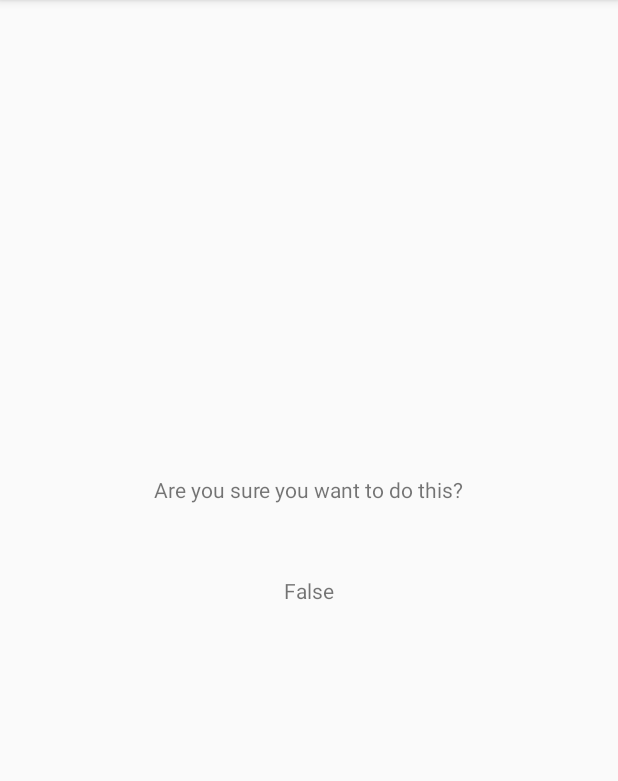
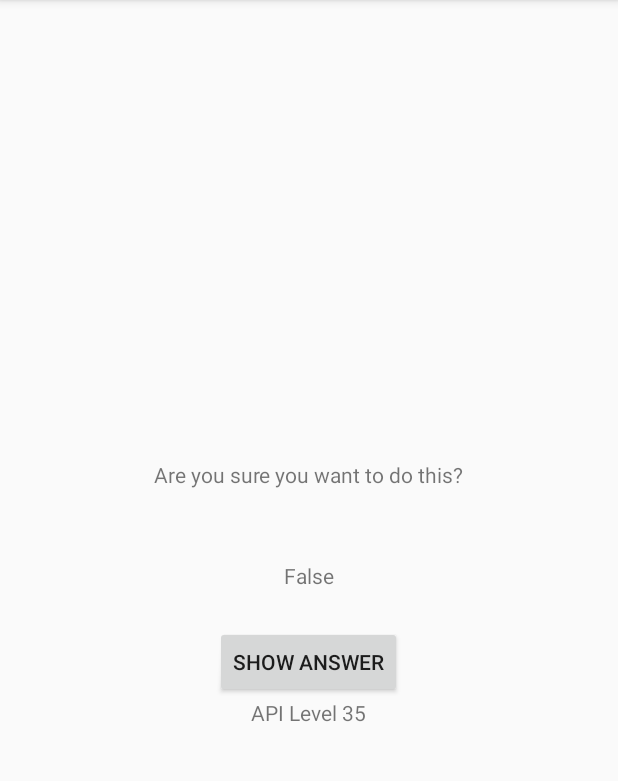
Before and after one commit to Mionekos/GeoQuiz, an Android app: the CheatActivity screen opened directly, with no data from a screen before it, after a tap on "SHOW ANSWER", on a phone screen of 412 x 824 dp, the part 84-865 px from its top. Run offline under Robolectric (Android 15) with nearby library versions, the phone set to English and light mode, and no system bars.

Commit message:
show api lvl device

```diff
--- a/app/src/main/java/com/mizzio/geoquiz/geoquiz/CheatActivity.java
+++ b/app/src/main/java/com/mizzio/geoquiz/geoquiz/CheatActivity.java
@@ -25,6 +25,7 @@ public class CheatActivity extends AppCompatActivity {
     private TextView mAnswerTextView;
     private Button mShowAnswerButton;
     private boolean mRememberAnswer;
+    private TextView mShowAPIDevice;
 
     public static Intent newIntent(Context packageContext, boolean answerIsTrue){
         Intent intent = new Intent(packageContext,CheatActivity.class);
@@ -53,7 +54,8 @@ public class CheatActivity extends AppCompatActivity {
         mAnswerTextView.setText(text);
         setShowAnswerResult(mRememberAnswer);
 
-
+        mShowAPIDevice = findViewById(R.id.show_api_device);
+        mShowAPIDevice.setText("API Level "+String.valueOf(Build.VERSION.SDK_INT));
 
         mShowAnswerButton = findViewById(R.id.show_answer_button);
         mShowAnswerButton.setOnClickListener(new View.OnClickListener() {
--- a/app/src/main/res/layout/activity_cheat.xml
+++ b/app/src/main/res/layout/activity_cheat.xml
@@ -29,6 +29,12 @@
                 android:layout_width="wrap_content"
                 android:layout_height="wrap_content"
                 android:text="@string/show_answer_button"/>
+
+        <TextView
+            android:id="@+id/show_api_device"
+            android:layout_width="wrap_content"
+            android:layout_height="wrap_content"
+            android:text="@string/show_api_device" />
     </LinearLayout>
 
 </android.support.constraint.ConstraintLayout>
--- a/app/src/main/res/values/strings.xml
+++ b/app/src/main/res/values/strings.xml
@@ -16,5 +16,6 @@
     <string name="show_answer_button">Show Answer</string>
     <string name="cheat_button">Cheat!</string>
     <string name="judgment_toast">Cheating is wrong.</string>
+    <string name="show_api_device">API</string>
 
 </resources>
```
